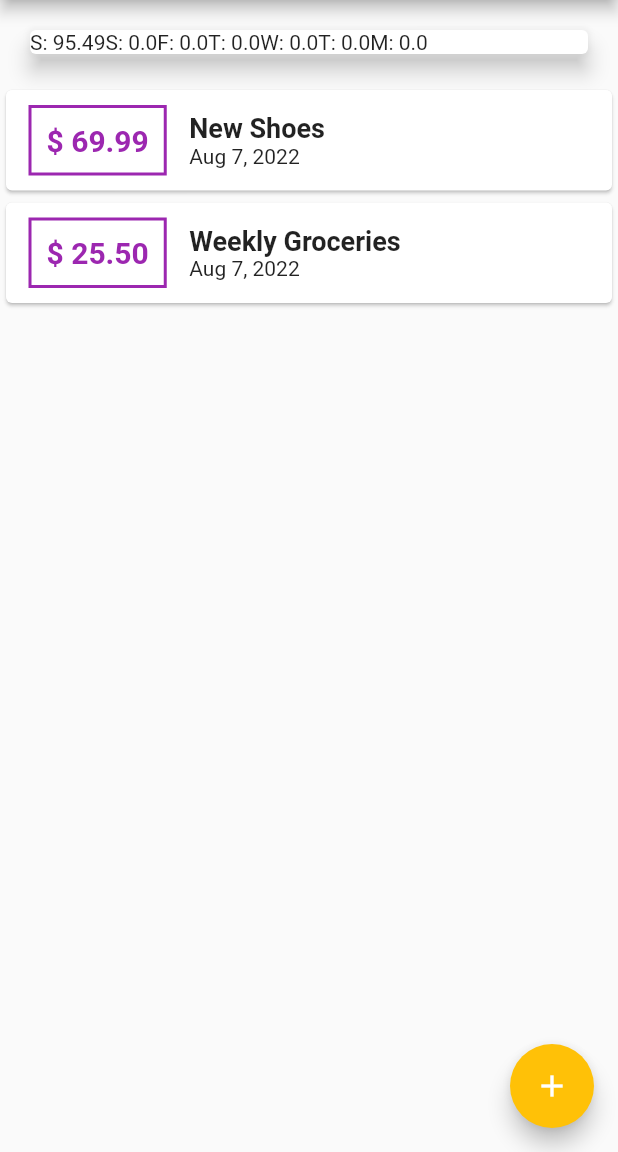
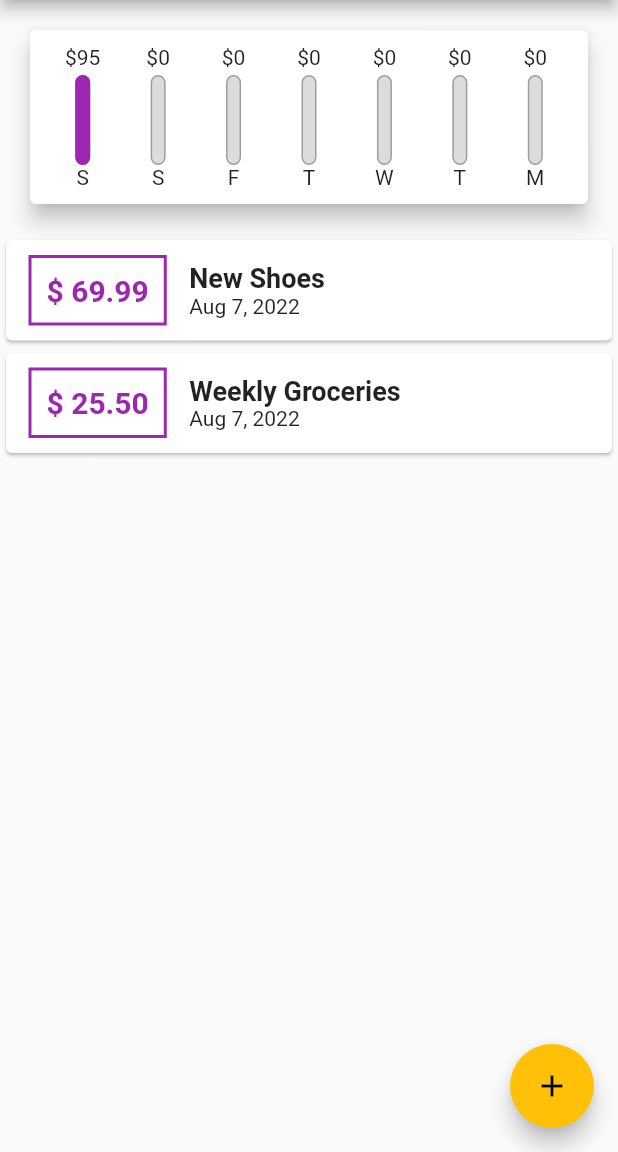
Before and after one commit to aniribe/expenses_planner_from_flutter_course, a Flutter app: the screen it shows after launch, on a phone screen of 412 x 824 dp, the part 84-1236 px from its top. Run offline on Flutter 3.47's test engine with Material 2 defaults, Android fonts, the phone set to English and light mode, and no system bars; our stand-ins replace stacked, stacked_core, stacked_services.

Commit message:
Lessons 105 - 107 from Flutter course;

```diff
--- a/lib/main.dart
+++ b/lib/main.dart
@@ -18,9 +18,7 @@ class MyApp extends StatelessWidget {
     return MaterialApp(
       title: 'Expenses planner',
       debugShowCheckedModeBanner: false,
-      theme: ThemeData(
-          colorScheme: ColorScheme.fromSwatch(primarySwatch: Colors.purple)
-              .copyWith(secondary: Colors.amber)),
+      theme: ThemeData(primarySwatch: Colors.purple, accentColor: Colors.amber),
       navigatorKey: StackedService.navigatorKey,
       onGenerateRoute: StackedRouter().onGenerateRoute,
       home: const HomeView(),
--- a/lib/ui/widgets/chart.dart
+++ b/lib/ui/widgets/chart.dart
@@ -1,6 +1,7 @@
 import 'package:flutter/material.dart';
 import 'package:intl/intl.dart';
 import '../../model/transaction.dart';
+import 'chart_bar.dart';
 
 class Chart extends StatelessWidget {
   final List<Transaction> recentTransactions;
@@ -26,6 +27,12 @@ class Chart extends StatelessWidget {
     });
   }
 
+  double get totalSpending {
+    return groupedTransactionValues.fold(0.0, (previousValue, element) {
+      return previousValue + double.parse(element['amount'].toString());
+    });
+  }
+
   const Chart({
     Key? key,
     required this.recentTransactions,
@@ -35,11 +42,24 @@ class Chart extends StatelessWidget {
   Widget build(BuildContext context) {
     return Card(
       elevation: 6,
-      margin: EdgeInsets.all(20),
-      child: Row(
-        children: groupedTransactionValues
-            .map((data) => Text('${data['day']}: ${data['amount']}'))
-            .toList(),
+      margin: const EdgeInsets.all(20),
+      child: Container(
+        padding: const EdgeInsets.all(10),
+        child: Row(
+          mainAxisAlignment: MainAxisAlignment.spaceAround,
+          children: groupedTransactionValues
+              .map((data) => Flexible(
+                    fit: FlexFit.tight,
+                    child: ChartBar(
+                      label: data['day'] as String,
+                      spendingAmount: data['amount'] as double,
+                      spendingPctOfTotal: totalSpending == 0.0
+                          ? 0.0
+                          : (data['amount'] as double) / totalSpending,
+                    ),
+                  ))
+              .toList(),
+        ),
       ),
     );
   }
--- a/lib/ui/widgets/chart_bar.dart
+++ b/lib/ui/widgets/chart_bar.dart
@@ -17,7 +17,9 @@ class ChartBar extends StatelessWidget {
   Widget build(BuildContext context) {
     return Column(
       children: [
-        Text('\$${spendingAmount.toStringAsFixed(0)}'),
+        FittedBox(
+          child: Text('\$${spendingAmount.toStringAsFixed(0)}'),
+        ),
         const SizedBox(height: 4),
         Container(
           width: 10,
@@ -46,6 +48,7 @@ class ChartBar extends StatelessWidget {
             ],
           ),
         ),
+        Text(label),
       ],
     );
   }
```
